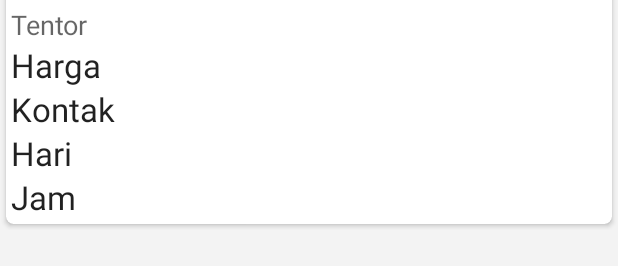
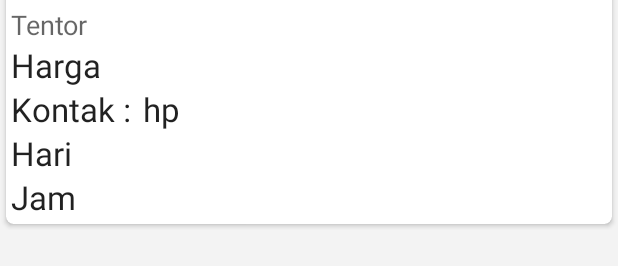
Before and after one commit to taqien01/BBCV2, an Android app: the layout activity_detail.xml on its own in the app's theme, with its tools: preview values and no code run, on a phone screen of 412 x 824 dp. Shown: the part 466-732 px from the top of the screen. Run offline under Robolectric (Android 15) with nearby library versions, the phone set to English and light mode, and no system bars.

Commit message:
Update 10/06/16

```diff
--- a/app/src/main/java/id/ac/unsyiah/elektro/mobile/bbcv2/DetailActivity.java
+++ b/app/src/main/java/id/ac/unsyiah/elektro/mobile/bbcv2/DetailActivity.java
@@ -57,8 +57,8 @@ public class DetailActivity extends AppCompatActivity {
         TextView txtHarga = (TextView) findViewById(R.id.txtHarga);
         txtHarga.setText("Harga : Rp. "+harga);
 
-        TextView txtHp = (TextView) findViewById(R.id.txtHp);
-        txtHp.setText("Kontak : "+nohp);
+        TextView txtHp = (TextView) findViewById(R.id.txtKontak);
+        txtHp.setText(nohp);
 
         TextView txtHari = (TextView) findViewById(R.id.txtHari);
         txtHari.setText("Hari Mengajar : "+hari);
--- a/app/src/main/res/layout/activity_detail.xml
+++ b/app/src/main/res/layout/activity_detail.xml
@@ -102,7 +102,7 @@
                         android:layout_width="wrap_content"
                         android:layout_height="wrap_content"
                         android:textAppearance="?android:attr/textAppearanceLarge"
-                        android:text="Kontak"
+                        android:text="Kontak :"
                         android:id="@+id/txtHp"
                         android:layout_below="@+id/txtHarga"/>
 
@@ -123,6 +123,18 @@
                         android:layout_below="@+id/txtHari"
                         android:layout_alignLeft="@+id/txtHarga"
                         android:layout_alignStart="@+id/txtHarga" />
+
+                    <TextView
+                        android:layout_width="wrap_content"
+                        android:layout_height="wrap_content"
+                        android:textAppearance="?android:attr/textAppearanceLarge"
+                        android:text="hp"
+                        android:id="@+id/txtKontak"
+                        android:layout_alignTop="@+id/txtHp"
+                        android:layout_toRightOf="@+id/txtHp"
+                        android:layout_toEndOf="@+id/txtHp"
+                        android:layout_marginLeft="8dp"
+                        android:textIsSelectable="true" />
                 </RelativeLayout>
             </android.support.v7.widget.CardView>
 
```
